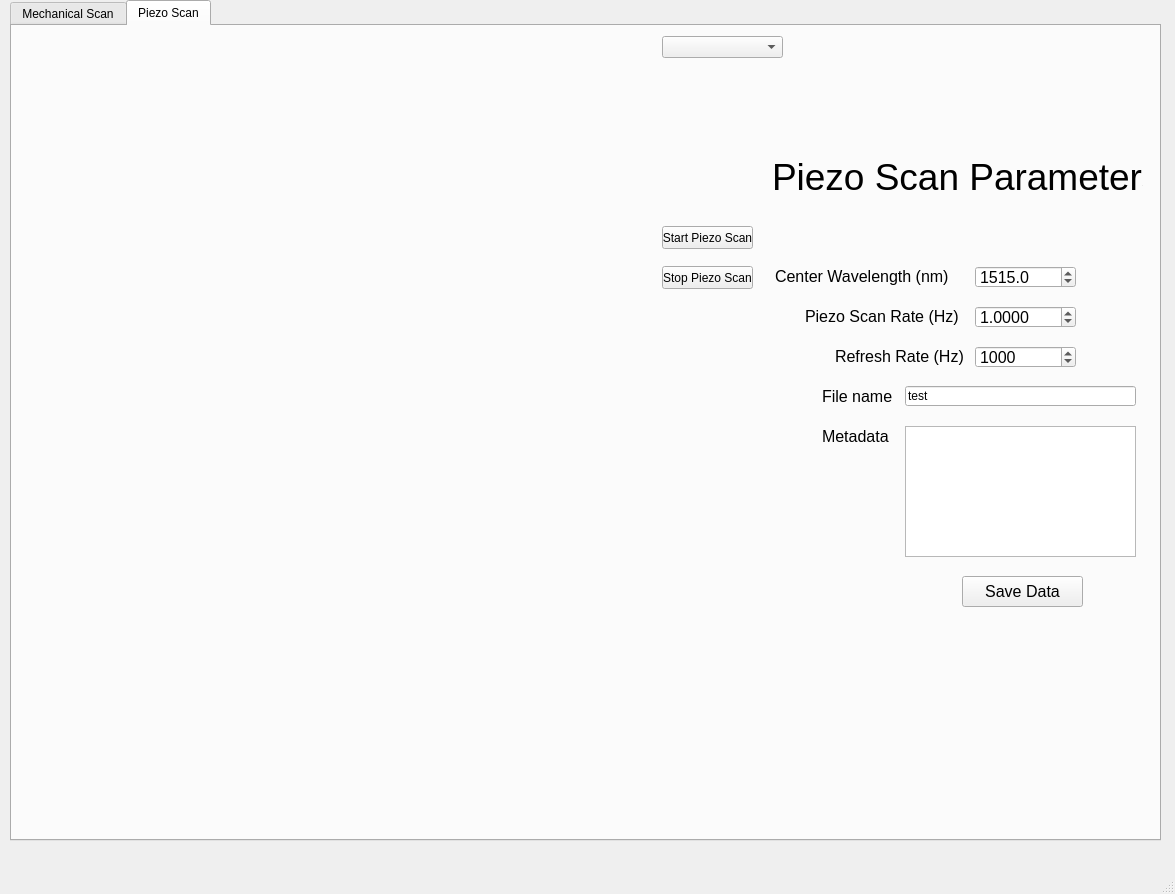
First picture: the form in ScanUI_piezo.ui, repository cphenicie/laserdaq_chris, before the edit.
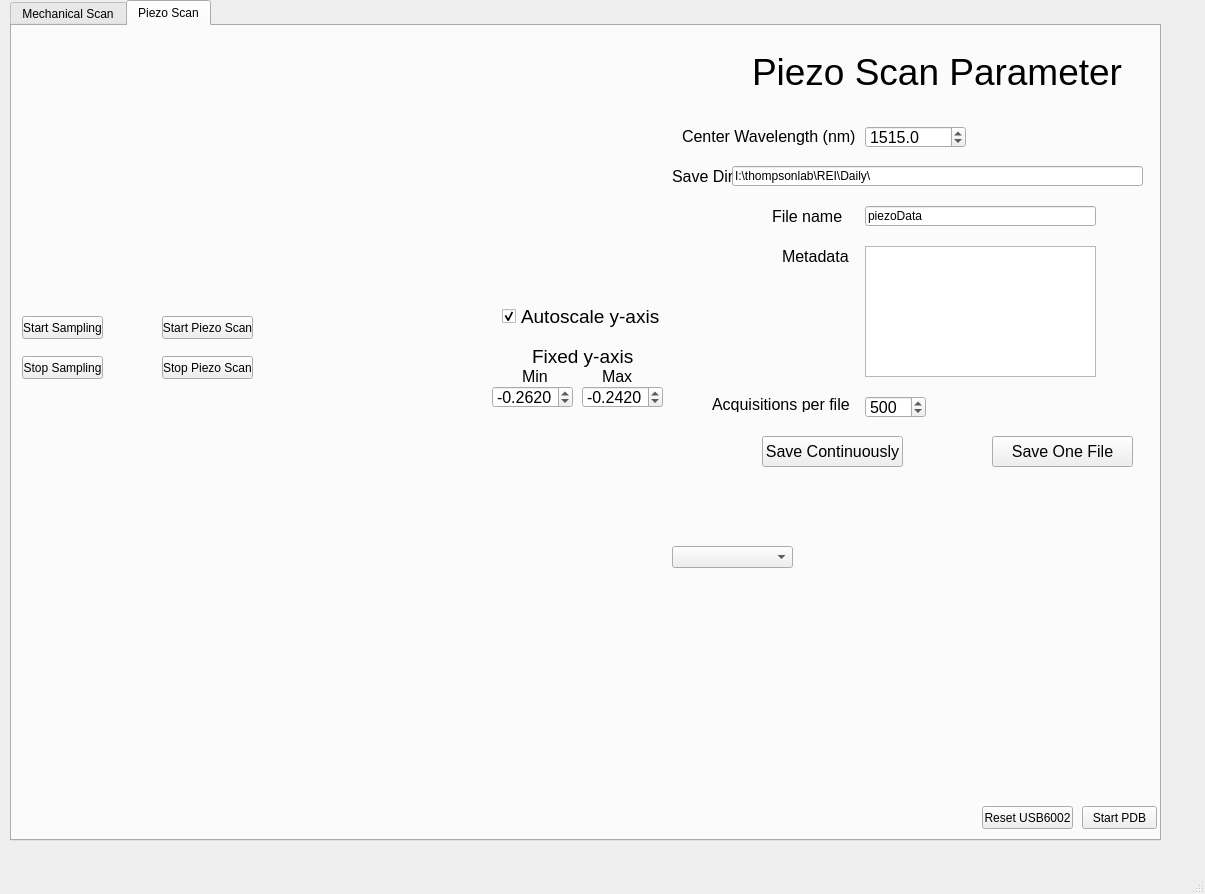
Second picture: the form after the edit.

The edit to the form file:
```diff
--- a/ScanUI_piezo.ui
+++ b/ScanUI_piezo.ui
@@ -6,7 +6,7 @@
    <rect>
     <x>0</x>
     <y>0</y>
-    <width>1175</width>
+    <width>1205</width>
     <height>894</height>
    </rect>
   </property>
@@ -431,7 +431,7 @@
        <rect>
         <x>10</x>
         <y>10</y>
-        <width>621</width>
+        <width>641</width>
         <height>261</height>
        </rect>
       </property>
@@ -439,8 +439,8 @@
      <widget class="QPushButton" name="startPiezoScanButton">
       <property name="geometry">
        <rect>
-        <x>650</x>
-        <y>200</y>
+        <x>150</x>
+        <y>290</y>
         <width>91</width>
         <height>23</height>
        </rect>
@@ -452,8 +452,8 @@
      <widget class="QPushButton" name="stopPiezoScanButton">
       <property name="geometry">
        <rect>
-        <x>650</x>
-        <y>240</y>
+        <x>150</x>
+        <y>330</y>
         <width>91</width>
         <height>23</height>
        </rect>
@@ -465,74 +465,56 @@
      <widget class="QLabel" name="label_10">
       <property name="geometry">
        <rect>
-        <x>810</x>
-        <y>360</y>
-        <width>71</width>
-        <height>20</height>
-       </rect>
-      </property>
-      <property name="font">
-       <font>
-        <pointsize>12</pointsize>
-       </font>
-      </property>
-      <property name="text">
-       <string>File name</string>
-      </property>
-     </widget>
-     <widget class="QLabel" name="label_15">
-      <property name="geometry">
-       <rect>
-        <x>793</x>
-        <y>280</y>
-        <width>161</width>
-        <height>20</height>
-       </rect>
-      </property>
-      <property name="font">
-       <font>
-        <pointsize>12</pointsize>
-       </font>
-      </property>
-      <property name="text">
-       <string>Piezo Scan Rate (Hz)</string>
-      </property>
-     </widget>
-     <widget class="QPushButton" name="savePiezoDataButton">
-      <property name="geometry">
-       <rect>
-        <x>950</x>
-        <y>550</y>
-        <width>121</width>
-        <height>31</height>
-       </rect>
-      </property>
-      <property name="font">
-       <font>
-        <pointsize>12</pointsize>
-       </font>
-      </property>
-      <property name="text">
-       <string>Save Data</string>
-      </property>
-     </widget>
-     <widget class="QPlainTextEdit" name="metadataTextEdit_2">
-      <property name="geometry">
-       <rect>
-        <x>893</x>
-        <y>400</y>
-        <width>231</width>
-        <height>131</height>
-       </rect>
-      </property>
-     </widget>
-     <widget class="QLabel" name="label_14">
-      <property name="geometry">
-       <rect>
         <x>760</x>
-        <y>90</y>
+        <y>180</y>
+        <width>71</width>
+        <height>20</height>
+       </rect>
+      </property>
+      <property name="font">
+       <font>
+        <pointsize>12</pointsize>
+       </font>
+      </property>
+      <property name="text">
+       <string>File name</string>
+      </property>
+     </widget>
+     <widget class="QPushButton" name="savePiezoDataContButton">
+      <property name="geometry">
+       <rect>
+        <x>750</x>
+        <y>410</y>
+        <width>141</width>
+        <height>31</height>
+       </rect>
+      </property>
+      <property name="font">
+       <font>
+        <pointsize>12</pointsize>
+       </font>
+      </property>
+      <property name="text">
+       <string>Save Continuously</string>
+      </property>
+     </widget>
+     <widget class="QPlainTextEdit" name="metadataTextEdit_piezo">
+      <property name="geometry">
+       <rect>
+        <x>853</x>
+        <y>220</y>
+        <width>231</width>
+        <height>131</height>
+       </rect>
+      </property>
+     </widget>
+     <widget class="QLabel" name="label_14">
+      <property name="geometry">
+       <rect>
+        <x>740</x>
+        <y>20</y>
         <width>371</width>
-        <height>121</height>
+        <height>51</height>
        </rect>
       </property>
       <property name="font">
@@ -544,59 +526,11 @@
        <string>Piezo Scan Parameters</string>
       </property>
      </widget>
-     <widget class="QLabel" name="label_13">
-      <property name="geometry">
-       <rect>
-        <x>823</x>
-        <y>320</y>
-        <width>131</width>
-        <height>20</height>
-       </rect>
-      </property>
-      <property name="font">
-       <font>
-        <pointsize>12</pointsize>
-       </font>
-      </property>
-      <property name="text">
-       <string>Refresh Rate (Hz)</string>
-      </property>
-     </widget>
-     <widget class="QDoubleSpinBox" name="scanRateSpinBox_2">
-      <property name="geometry">
-       <rect>
-        <x>963</x>
-        <y>280</y>
-        <width>101</width>
-        <height>22</height>
-       </rect>
-      </property>
-      <property name="font">
-       <font>
-        <pointsize>12</pointsize>
-       </font>
-      </property>
-      <property name="decimals">
-       <number>4</number>
-      </property>
-      <property name="minimum">
-       <double>0.002400000000000</double>
-      </property>
-      <property name="maximum">
-       <double>10.000000000000000</double>
-      </property>
-      <property name="singleStep">
-       <double>0.100000000000000</double>
-      </property>
-      <property name="value">
-       <double>1.000000000000000</double>
-      </property>
-     </widget>
      <widget class="QLabel" name="label_11">
       <property name="geometry">
        <rect>
-        <x>810</x>
-        <y>400</y>
+        <x>770</x>
+        <y>220</y>
         <width>71</width>
         <height>21</height>
        </rect>
@@ -613,8 +547,8 @@
      <widget class="QDoubleSpinBox" name="piezoCenterSpinBox">
       <property name="geometry">
        <rect>
-        <x>963</x>
-        <y>240</y>
+        <x>853</x>
+        <y>100</y>
         <width>101</width>
         <height>22</height>
        </rect>
@@ -643,22 +577,22 @@
      <widget class="QLineEdit" name="fileNameLineEdit_2">
       <property name="geometry">
        <rect>
-        <x>893</x>
-        <y>360</y>
+        <x>853</x>
+        <y>180</y>
         <width>231</width>
         <height>20</height>
        </rect>
       </property>
       <property name="text">
-       <string>test</string>
+       <string>piezoData</string>
       </property>
      </widget>
      <widget class="QLabel" name="label_12">
       <property name="geometry">
        <rect>
-        <x>763</x>
-        <y>240</y>
-        <width>191</width>
+        <x>670</x>
+        <y>100</y>
+        <width>181</width>
         <height>20</height>
        </rect>
       </property>
@@ -671,46 +605,313 @@
        <string>Center Wavelength (nm)</string>
       </property>
      </widget>
-     <widget class="QDoubleSpinBox" name="sampleRateSpinBox_2">
-      <property name="geometry">
-       <rect>
-        <x>963</x>
-        <y>320</y>
-        <width>101</width>
-        <height>22</height>
-       </rect>
-      </property>
-      <property name="font">
-       <font>
-        <pointsize>12</pointsize>
-       </font>
-      </property>
-      <property name="decimals">
-       <number>0</number>
-      </property>
-      <property name="minimum">
-       <double>0.000000000000000</double>
-      </property>
-      <property name="maximum">
-       <double>50000.000000000000000</double>
-      </property>
-      <property name="singleStep">
-       <double>1000.000000000000000</double>
-      </property>
-      <property name="value">
-       <double>1000.000000000000000</double>
-      </property>
-     </widget>
      <widget class="QComboBox" name="graphChoicesPiezo">
       <property name="geometry">
        <rect>
-        <x>650</x>
-        <y>10</y>
+        <x>660</x>
+        <y>520</y>
         <width>121</width>
         <height>22</height>
        </rect>
       </property>
      </widget>
+     <widget class="QPushButton" name="startPiezoSamplingButton">
+      <property name="geometry">
+       <rect>
+        <x>10</x>
+        <y>290</y>
+        <width>81</width>
+        <height>23</height>
+       </rect>
+      </property>
+      <property name="text">
+       <string>Start Sampling</string>
+      </property>
+     </widget>
+     <widget class="QPushButton" name="stopPiezoSamplingButton">
+      <property name="geometry">
+       <rect>
+        <x>10</x>
+        <y>330</y>
+        <width>81</width>
+        <height>23</height>
+       </rect>
+      </property>
+      <property name="text">
+       <string>Stop Sampling</string>
+      </property>
+     </widget>
+     <widget class="QPushButton" name="resetDeviceButton">
+      <property name="geometry">
+       <rect>
+        <x>970</x>
+        <y>780</y>
+        <width>91</width>
+        <height>23</height>
+       </rect>
+      </property>
+      <property name="text">
+       <string>Reset USB6002</string>
+      </property>
+     </widget>
+     <widget class="QPushButton" name="startPDBButton">
+      <property name="geometry">
+       <rect>
+        <x>1070</x>
+        <y>780</y>
+        <width>75</width>
+        <height>23</height>
+       </rect>
+      </property>
+      <property name="text">
+       <string>Start PDB</string>
+      </property>
+     </widget>
+     <widget class="QCheckBox" name="checkBox">
+      <property name="geometry">
+       <rect>
+        <x>490</x>
+        <y>270</y>
+        <width>161</width>
+        <height>41</height>
+       </rect>
+      </property>
+      <property name="font">
+       <font>
+        <pointsize>14</pointsize>
+       </font>
+      </property>
+      <property name="text">
+       <string>Autoscale y-axis</string>
+      </property>
+      <property name="checked">
+       <bool>true</bool>
+      </property>
+      <property name="tristate">
+       <bool>false</bool>
+      </property>
+     </widget>
+     <widget class="QDoubleSpinBox" name="customRangeMinSpinBox">
+      <property name="geometry">
+       <rect>
+        <x>480</x>
+        <y>360</y>
+        <width>81</width>
+        <height>22</height>
+       </rect>
+      </property>
+      <property name="font">
+       <font>
+        <pointsize>12</pointsize>
+       </font>
+      </property>
+      <property name="decimals">
+       <number>4</number>
+      </property>
+      <property name="minimum">
+       <double>-1000.000000000000000</double>
+      </property>
+      <property name="maximum">
+       <double>1000.000000000000000</double>
+      </property>
+      <property name="singleStep">
+       <double>0.010000000000000</double>
+      </property>
+      <property name="value">
+       <double>-0.262000000000000</double>
+      </property>
+     </widget>
+     <widget class="QLabel" name="label_9">
+      <property name="geometry">
+       <rect>
+        <x>520</x>
+        <y>320</y>
+        <width>111</width>
+        <height>21</height>
+       </rect>
+      </property>
+      <property name="font">
+       <font>
+        <pointsize>14</pointsize>
+       </font>
+      </property>
+      <property name="text">
+       <string>Fixed y-axis</string>
+      </property>
+     </widget>
+     <widget class="QLabel" name="label_13">
+      <property name="geometry">
+       <rect>
+        <x>510</x>
+        <y>340</y>
+        <width>31</width>
+        <height>21</height>
+       </rect>
+      </property>
+      <property name="font">
+       <font>
+        <pointsize>12</pointsize>
+       </font>
+      </property>
+      <property name="text">
+       <string>Min</string>
+      </property>
+     </widget>
+     <widget class="QLabel" name="label_15">
+      <property name="geometry">
+       <rect>
+        <x>590</x>
+        <y>340</y>
+        <width>31</width>
+        <height>21</height>
+       </rect>
+      </property>
+      <property name="font">
+       <font>
+        <pointsize>12</pointsize>
+       </font>
+      </property>
+      <property name="text">
+       <string>Max</string>
+      </property>
+     </widget>
+     <widget class="QLabel" name="label_16">
+      <property name="geometry">
+       <rect>
+        <x>660</x>
+        <y>140</y>
+        <width>91</width>
+        <height>20</height>
+       </rect>
+      </property>
+      <property name="font">
+       <font>
+        <pointsize>12</pointsize>
+       </font>
+      </property>
+      <property name="text">
+       <string>Save Dir</string>
+      </property>
+     </widget>
+     <widget class="QLineEdit" name="piezoSaveFolderLineEdit">
+      <property name="geometry">
+       <rect>
+        <x>720</x>
+        <y>140</y>
+        <width>411</width>
+        <height>20</height>
+       </rect>
+      </property>
+      <property name="text">
+       <string>I:\thompsonlab\REI\Daily\</string>
+      </property>
+     </widget>
+     <widget class="QDoubleSpinBox" name="rolloverSpinBox">
+      <property name="geometry">
+       <rect>
+        <x>853</x>
+        <y>370</y>
+        <width>61</width>
+        <height>22</height>
+       </rect>
+      </property>
+      <property name="font">
+       <font>
+        <pointsize>12</pointsize>
+       </font>
+      </property>
+      <property name="decimals">
+       <number>0</number>
+      </property>
+      <property name="minimum">
+       <double>1.000000000000000</double>
+      </property>
+      <property name="maximum">
+       <double>100000.000000000000000</double>
+      </property>
+      <property name="singleStep">
+       <double>1.000000000000000</double>
+      </property>
+      <property name="value">
+       <double>500.000000000000000</double>
+      </property>
+     </widget>
+     <widget class="QPushButton" name="savePiezoDataOnceButton">
+      <property name="geometry">
+       <rect>
+        <x>980</x>
+        <y>410</y>
+        <width>141</width>
+        <height>31</height>
+       </rect>
+      </property>
+      <property name="font">
+       <font>
+        <pointsize>12</pointsize>
+       </font>
+      </property>
+      <property name="text">
+       <string>Save One File</string>
+      </property>
+     </widget>
+     <widget class="QLabel" name="label_17">
+      <property name="geometry">
+       <rect>
+        <x>700</x>
+        <y>370</y>
+        <width>141</width>
+        <height>16</height>
+       </rect>
+      </property>
+      <property name="font">
+       <font>
+        <pointsize>12</pointsize>
+       </font>
+      </property>
+      <property name="text">
+       <string>Acquisitions per file</string>
+      </property>
+     </widget>
+     <widget class="QDoubleSpinBox" name="customRangeMaxSpinBox">
+      <property name="geometry">
+       <rect>
+        <x>570</x>
+        <y>360</y>
+        <width>81</width>
+        <height>22</height>
+       </rect>
+      </property>
+      <property name="font">
+       <font>
+        <pointsize>12</pointsize>
+       </font>
+      </property>
+      <property name="decimals">
+       <number>4</number>
+      </property>
+      <property name="minimum">
+       <double>-1000.000000000000000</double>
+      </property>
+      <property name="maximum">
+       <double>1000.000000000000000</double>
+      </property>
+      <property name="singleStep">
+       <double>0.010000000000000</double>
+      </property>
+      <property name="value">
+       <double>-0.242000000000000</double>
+      </property>
+     </widget>
+     <widget class="QWidget" name="graphHolder5" native="true">
+      <property name="geometry">
+       <rect>
+        <x>10</x>
+        <y>520</y>
+        <width>641</width>
+        <height>261</height>
+       </rect>
+      </property>
+     </widget>
     </widget>
    </widget>
   </widget>
```
Left out of the diff: 53 changed lines with no effect on the pictures.
